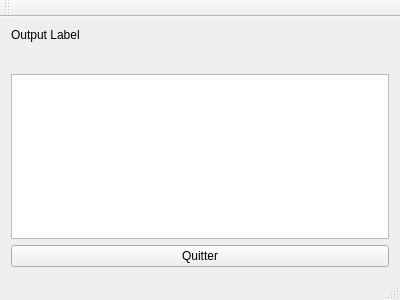
BuzzRage/FROT, file serveur-client/serveur/serverfrm.ui: the form before one commit.
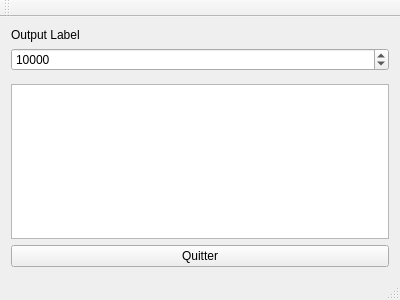
The form after the commit.

What changed in the file:
```diff
--- a/serveur-client/serveur/serverfrm.ui
+++ b/serveur-client/serveur/serverfrm.ui
@@ -22,6 +22,16 @@
       </property>
      </widget>
     </item>
+    <item>
+     <widget class="QSpinBox" name="thresholdSpn">
+      <property name="maximum">
+       <number>200000</number>
+      </property>
+      <property name="value">
+       <number>10000</number>
+      </property>
+     </widget>
+    </item>
     <item>
      <spacer name="verticalSpacer">
       <property name="orientation">
```
